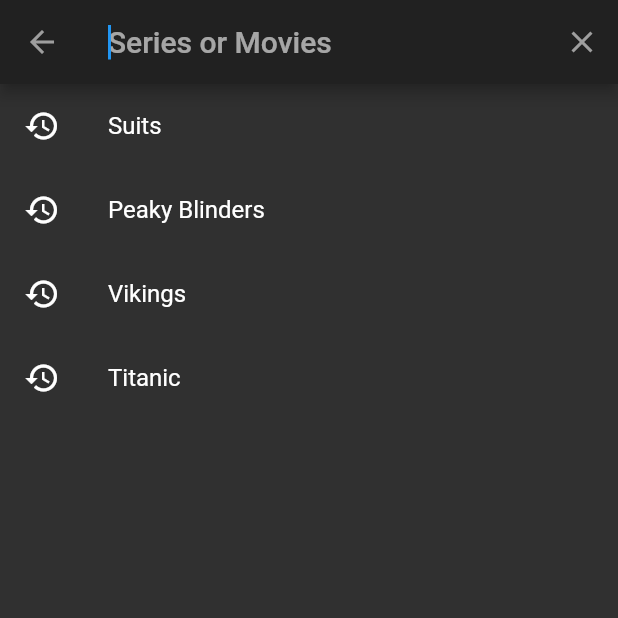
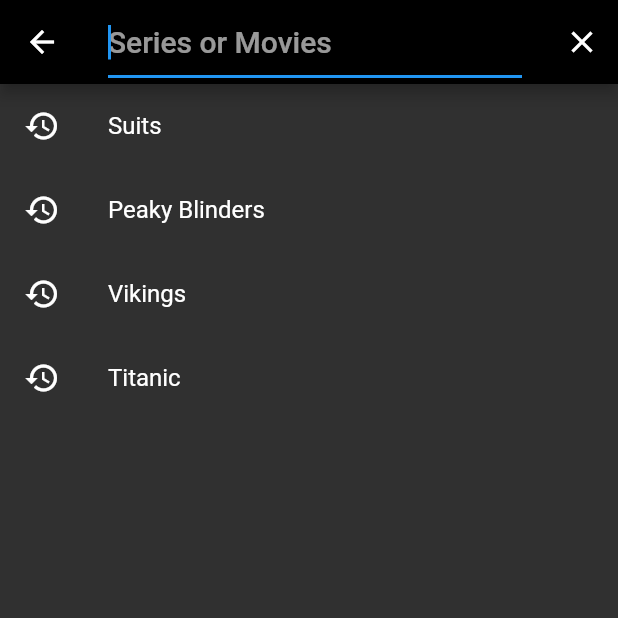
Before and after one commit to luizcasula/busy_time_app, a Flutter app: the screen it shows after launch, after a tap on the "add" icon, on a phone screen of 412 x 824 dp, the top half of it. Run offline on Flutter 3.47's test engine with Material 2 defaults, Android fonts, the phone set to English and light mode, and no system bars; our stand-ins replace dio, flutter_mobx, mobx; generated files the repository leaves out were written again.

Commit message:
fix search delegate dark theme

```diff
--- a/lib/components/custom_search_delagate.dart
+++ b/lib/components/custom_search_delagate.dart
@@ -9,6 +9,18 @@ class CustomSearchDelagate extends SearchDelegate<String>{
       keyboardType: TextInputType.text,
       textInputAction: TextInputAction.search,
     );
+
+  @override
+  ThemeData appBarTheme(BuildContext context) {
+    final ThemeData theme = Theme.of(context);
+    return theme.copyWith(
+      primaryColor: Colors.black,
+      primaryIconTheme: theme.primaryIconTheme.copyWith(color: Colors.white),
+      primaryColorBrightness: Brightness.dark,
+      primaryTextTheme: theme.textTheme,
+    );
+  }
+
 
   @override
   List<Widget> buildActions(BuildContext context) {
```
